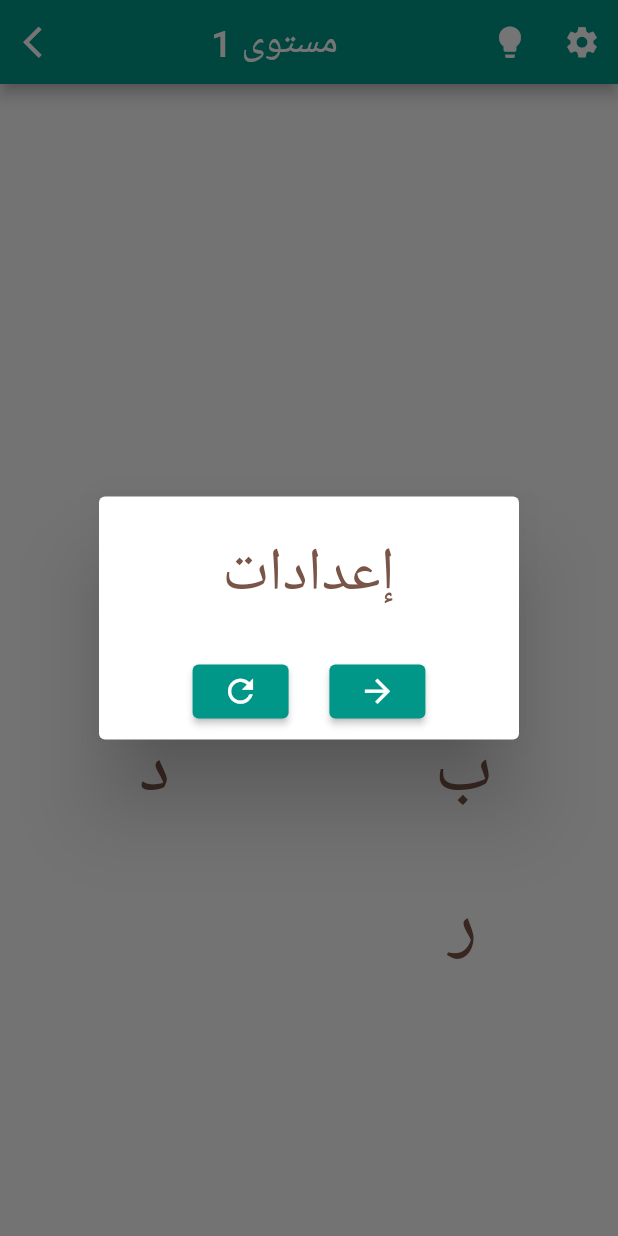
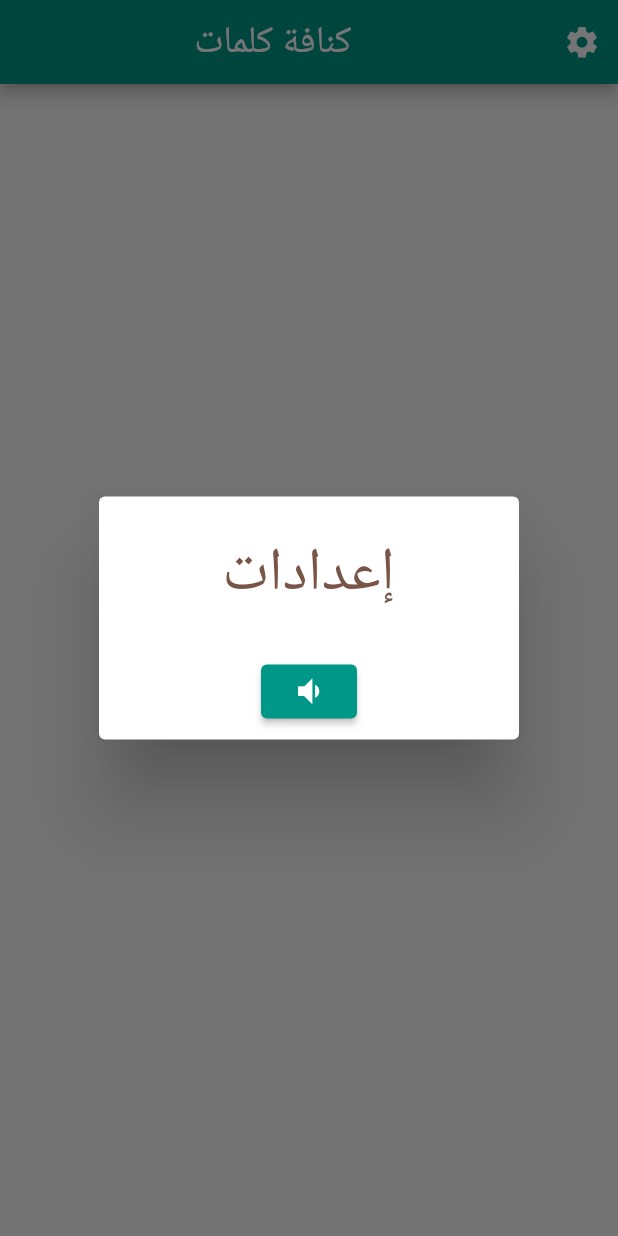
Before and after one commit to EmanOss/word_kunafa, a Flutter app: the screen it shows after launch, after a tap on the "settings" icon, on a phone screen of 412 x 824 dp. Run offline on Flutter 3.47's test engine with Material 2 defaults, Android fonts, the phone set to English and light mode, and no system bars; our stand-ins replace confetti, percent_indicator, shared_preferences.

Commit message:
trying apis

```diff
--- a/lib/main.dart
+++ b/lib/main.dart
@@ -27,7 +27,7 @@ class MyApp extends StatelessWidget {
         // is not restarted.
         primarySwatch: Colors.teal,
       ),
-      home: PlayScreen(),//MyHome(),
+      home:MyHome(),
     );
   }
 }
--- a/lib/screens/my_home.dart
+++ b/lib/screens/my_home.dart
@@ -1,9 +1,43 @@
+// import 'dart:js';
+import 'package:flutter/cupertino.dart';
+import 'package:flutter/material.dart';
+import '../my_styles.dart';
 import 'package:word_kunafa/screens/play.dart';
-import 'package:flutter/material.dart';
-
-class MyHome extends StatelessWidget {
 
 
+class MyHome extends StatefulWidget {
+  @override
+  State<MyHome> createState() => _MyHomeState();
+}
+
+class _MyHomeState extends State<MyHome> {
+  late bool sound = true;
+
+  void _settings(){
+    showDialog(context: context, builder: (_)=>
+        AlertDialog(
+          title: Center(heightFactor: 1,
+              child:Text("إعدادات", style: myStyles.dialogTitle,)),
+          actions: [
+            Center(heightFactor: 1,
+                child:Row(children:[
+                  Spacer(flex: 2,),
+                  ElevatedButton(onPressed: ()=>{_toggleSound()},
+                      child: Icon((sound)?Icons.volume_down: Icons.volume_off, size: 25,)),
+            //       Spacer(flex: 1,),
+            //       ElevatedButton(
+            //           onPressed: () => _nextLevel(),
+            //           child: const Icon(Icons.arrow_forward, size: 25,)),
+                  Spacer(flex: 2,),
+                        ])),
+          ],
+        ));
+  }
+  void _toggleSound(){
+    setState(() {
+      sound=!sound;
+    });
+  }
 
   @override
   Widget build(BuildContext context) {
@@ -13,34 +47,26 @@ class MyHome extends StatelessWidget {
     }
 
     return Scaffold(
-      // appBar: AppBar(
-      //   // Here we take the value from the MyHomePage object that was created by
-      //   // the App.build method, and use it to set our appbar title.
-      //   title: Text(widget.title),
-      // ),
+      appBar: AppBar(
+        title: Center(
+            child: Text( 'كنافة كلمات',
+              style: myStyles.title,
+            )),
+        actions: [
+          IconButton(onPressed:()=> _settings(),
+              icon:const Icon(Icons.settings, size:25,)),
+        ],
+      ),
+
       body: Center(
         // Center is a layout widget. It takes a single child and positions it
         // in the middle of the parent.
         child: Column(
-          // Column is also a layout widget. It takes a list of children and
-          // arranges them vertically. By default, it sizes itself to fit its
-          // children horizontally, and tries to be as tall as its parent.
-          //
-          // Invoke "debug painting" (press "p" in the console, choose the
-          // "Toggle Debug Paint" action from the Flutter Inspector in Android
-          // Studio, or the "Toggle Debug Paint" command in Visual Studio Code)
-          // to see the wireframe for each widget.
-          //
-          // Column has various properties to control how it sizes itself and
-          // how it positions its children. Here we use mainAxisAlignment to
-          // center the children vertically; the main axis here is the vertical
-          // axis because Columns are vertical (the cross axis would be
-          // horizontal).
           mainAxisAlignment: MainAxisAlignment.center,
           children: <Widget>[
             ElevatedButton(
                 onPressed: _play,
-                child: Text("إلعب !"))
+                child: Text("إبدأ", style: myStyles.title,))
             // ElevatedButton(
             //   child: Text("Play"),
             //   onPressed: _startGame,
--- a/pubspec.yaml
+++ b/pubspec.yaml
@@ -38,6 +38,7 @@ dependencies:
   shared_preferences : ^2.0.15
   confetti: ^0.6.0
   percent_indicator: ^4.2.2
+  http: ^0.13.5
 
 dev_dependencies:
   flutter_test:
```
Also changed, not shown: assets/draft.json (added, +10 -0 lines), assets/levels.json (+7 -6 lines), lib/screens/play.dart (+32 -27 lines), pubspec.lock.
